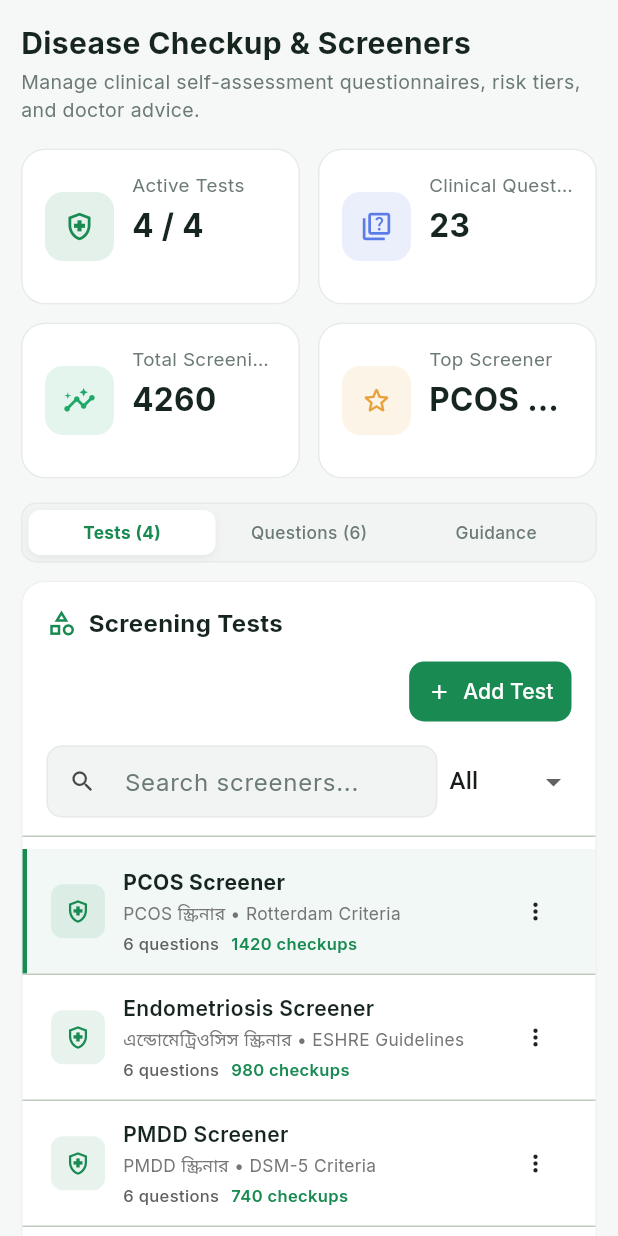
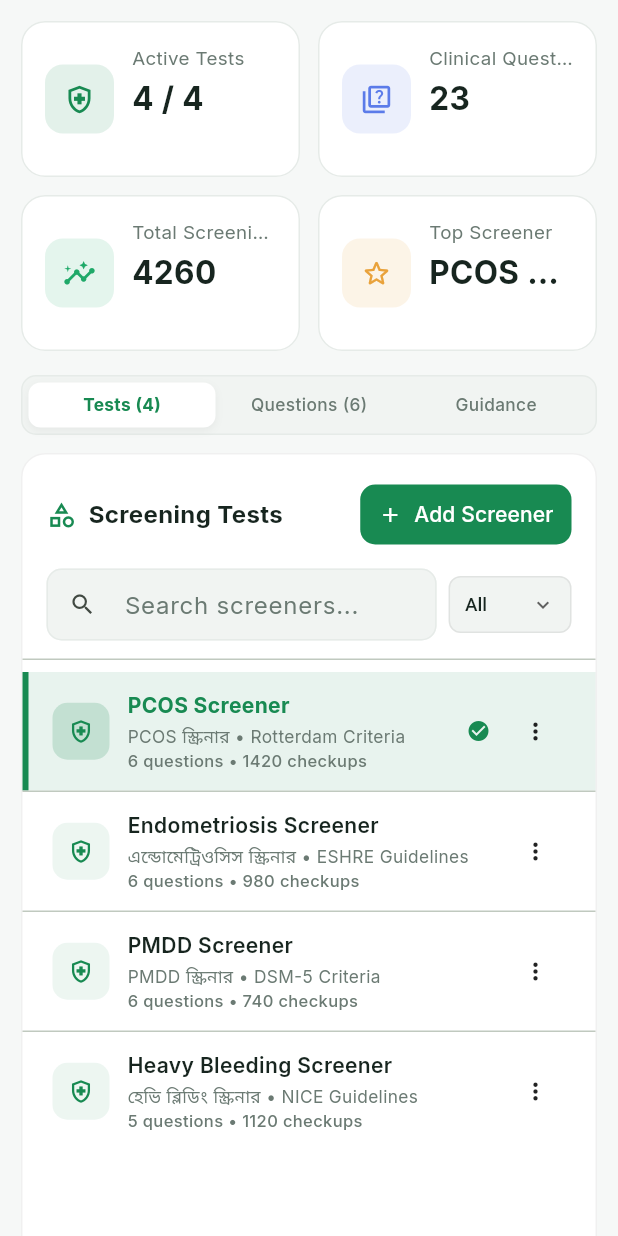
Before and after one commit to the-razib/joba_admin, a Flutter app: the AdminScreenerScreen widget shown alone on an empty page, opened directly, on a phone screen of 412 x 824 dp. Run offline on Flutter 3.47's test engine with Material 3 defaults, Android fonts, the phone set to English and light mode, and no system bars; our stand-ins replace file_picker, fl_chart, get, google_fonts, just_audio; accounts and stored records are empty.

Commit message:
fix(disease-checkup): remove top header, organize search/filter row, and fix reactive selection
- Remove redundant top PageHeader banner
- Organize ScreenerListPane with side-by-side search and status filter dropdown
- Rename add button to '+ Add Screener'
- Implement reactive selectedScreenerId with highlighted active list state and checkmark
- Fix FutureOr callback types in editor dialogs and overflow on narrow viewports

```diff
--- a/lib/features/disease_checkup/views/admin_screener_screen.dart
+++ b/lib/features/disease_checkup/views/admin_screener_screen.dart
@@ -3,12 +3,10 @@ import 'package:get/get.dart';
 import 'package:joba_admin/core/theme/app_colors.dart';
 import 'package:joba_admin/core/theme/app_theme.dart';
 import 'package:joba_admin/core/theme/responsive.dart';
-import 'package:joba_admin/core/widgets/page_header.dart';
 import 'package:joba_admin/core/widgets/stat_card.dart';
 import 'package:joba_admin/features/disease_checkup/controllers/admin_screener_controller.dart';
 import 'package:joba_admin/features/disease_checkup/views/widgets/questions_pane.dart';
 import 'package:joba_admin/features/disease_checkup/views/widgets/risk_tiers_pane.dart';
-import 'package:joba_admin/features/disease_checkup/views/widgets/screener_editor_dialog.dart';
 import 'package:joba_admin/features/disease_checkup/views/widgets/screener_list_pane.dart';
 
 class AdminScreenerScreen extends GetView<AdminScreenerController> {
@@ -31,33 +29,7 @@ class AdminScreenerScreen extends GetView<AdminScreenerController> {
             child: Column(
               crossAxisAlignment: CrossAxisAlignment.start,
               children: [
-                PageHeader(
-                  title: 'Disease Checkup & Screeners',
-                  subtitle:
-                      'Manage clinical self-assessment questionnaires, risk tiers, and doctor advice.',
-                  actions: isMobile
-                      ? const []
-                      : [
-                          ElevatedButton.icon(
-                            onPressed: () {
-                              ScreenerEditorDialog.show(
-                                context,
-                                onSave: (screener, isNew) => controller
-                                    .saveScreener(screener, isNew: isNew),
-                              );
-                            },
-                            icon: const Icon(Icons.add, size: 16),
-                            label: const Text('Add Screener'),
-                            style: ElevatedButton.styleFrom(
-                              backgroundColor: AppColors.primary,
-                              foregroundColor: Colors.white,
-                            ),
-                          ),
-                        ],
-                ),
-                const SizedBox(height: 16),
-
-                // Standard Responsive KPI Stats Grid
+                // KPI Metric Cards at the very top (PageHeader removed per request)
                 _buildStatsGrid(context),
                 const SizedBox(height: 16),
 
@@ -146,7 +118,7 @@ class AdminScreenerScreen extends GetView<AdminScreenerController> {
         children: [
           // Left Pane: Screener List
           SizedBox(
-            width: isTablet ? 300 : 360,
+            width: isTablet ? 320 : 380,
             child: const ScreenerListPane(),
           ),
           SizedBox(width: isTablet ? 12 : 16),
@@ -198,7 +170,7 @@ class AdminScreenerScreen extends GetView<AdminScreenerController> {
   Widget _buildMobileWorkspace(BuildContext context) {
     return Obx(() {
       final tab = controller.mobileTab.value;
-      final selected = controller.selectedScreener.value;
+      final selected = controller.selectedScreener;
 
       return Column(
         crossAxisAlignment: CrossAxisAlignment.start,
@@ -223,7 +195,11 @@ class AdminScreenerScreen extends GetView<AdminScreenerController> {
                   'Questions (${selected?.questions.length ?? 0})',
                   1,
                 ),
-                _buildMobileTabButton(context, 'Guidance', 2),
+                _buildMobileTabButton(
+                  context,
+                  'Guidance',
+                  2,
+                ),
               ],
             ),
           ),
@@ -283,10 +259,7 @@ class AdminScreenerScreen extends GetView<AdminScreenerController> {
 
           // Active Mobile View Container
           SizedBox(
-            height: (MediaQuery.sizeOf(context).height * 0.68).clamp(
-              520.0,
-              760.0,
-            ),
+            height: 600,
             child: _buildMobileTabContent(tab),
           ),
         ],
--- a/lib/features/disease_checkup/views/widgets/question_editor_dialog.dart
+++ b/lib/features/disease_checkup/views/widgets/question_editor_dialog.dart
@@ -1,3 +1,4 @@
+import 'dart:async';
 import 'package:flutter/material.dart';
 import 'package:get/get.dart';
 import 'package:joba_admin/core/models/screener_admin_model.dart';
@@ -7,7 +8,7 @@ import 'package:joba_admin/core/widgets/bilingual_text_field.dart';
 
 class QuestionEditorDialog extends StatefulWidget {
   final ScreenerQuestionAdmin? initialQuestion;
-  final Future<void> Function(ScreenerQuestionAdmin question, bool isNew)
+  final FutureOr<void> Function(ScreenerQuestionAdmin question, bool isNew)
   onSave;
 
   const QuestionEditorDialog({
@@ -19,7 +20,7 @@ class QuestionEditorDialog extends StatefulWidget {
   static Future<void> show(
     BuildContext context, {
     ScreenerQuestionAdmin? question,
-    required Future<void> Function(ScreenerQuestionAdmin question, bool isNew)
+    required FutureOr<void> Function(ScreenerQuestionAdmin question, bool isNew)
     onSave,
   }) {
     return showDialog(
--- a/lib/features/disease_checkup/views/widgets/questions_pane.dart
+++ b/lib/features/disease_checkup/views/widgets/questions_pane.dart
@@ -12,7 +12,7 @@ class QuestionsPane extends GetView<AdminScreenerController> {
   @override
   Widget build(BuildContext context) {
     return Obx(() {
-      final s = controller.selectedScreener.value;
+      final s = controller.selectedScreener;
       if (s == null) {
         return const Center(
           child: Text('Select a screener to manage questions'),
--- a/lib/features/disease_checkup/views/widgets/risk_tier_editor_dialog.dart
+++ b/lib/features/disease_checkup/views/widgets/risk_tier_editor_dialog.dart
@@ -1,3 +1,4 @@
+import 'dart:async';
 import 'package:flutter/material.dart';
 import 'package:get/get.dart';
 import 'package:joba_admin/core/models/screener_admin_model.dart';
@@ -7,7 +8,7 @@ import 'package:joba_admin/core/widgets/bilingual_text_field.dart';
 
 class RiskTierEditorDialog extends StatefulWidget {
   final RiskTierAdminConfig tier;
-  final Future<void> Function(RiskTierAdminConfig updatedTier) onSave;
+  final FutureOr<void> Function(RiskTierAdminConfig updatedTier) onSave;
 
   const RiskTierEditorDialog({
     super.key,
@@ -18,7 +19,7 @@ class RiskTierEditorDialog extends StatefulWidget {
   static Future<void> show(
     BuildContext context, {
     required RiskTierAdminConfig tier,
-    required Future<void> Function(RiskTierAdminConfig updatedTier) onSave,
+    required FutureOr<void> Function(RiskTierAdminConfig updatedTier) onSave,
   }) {
     return showDialog(
       context: context,
--- a/lib/features/disease_checkup/views/widgets/risk_tiers_pane.dart
+++ b/lib/features/disease_checkup/views/widgets/risk_tiers_pane.dart
@@ -11,7 +11,7 @@ class RiskTiersPane extends GetView<AdminScreenerController> {
   @override
   Widget build(BuildContext context) {
     return Obx(() {
-      final s = controller.selectedScreener.value;
+      final s = controller.selectedScreener;
       if (s == null) {
         return const Center(
           child: Text('Select a screener to configure risk tiers'),
--- a/lib/features/disease_checkup/views/widgets/screener_editor_dialog.dart
+++ b/lib/features/disease_checkup/views/widgets/screener_editor_dialog.dart
@@ -1,3 +1,4 @@
+import 'dart:async';
 import 'package:flutter/material.dart';
 import 'package:get/get.dart';
 import 'package:joba_admin/core/models/screener_admin_model.dart';
@@ -8,7 +9,7 @@ import 'package:joba_admin/core/widgets/image_upload_field.dart';
 
 class ScreenerEditorDialog extends StatefulWidget {
   final ScreenerAdminModel? initialScreener;
-  final Future<void> Function(ScreenerAdminModel screener, bool isNew) onSave;
+  final FutureOr<void> Function(ScreenerAdminModel screener, bool isNew) onSave;
 
   const ScreenerEditorDialog({
     super.key,
@@ -19,7 +20,7 @@ class ScreenerEditorDialog extends StatefulWidget {
   static Future<void> show(
     BuildContext context, {
     ScreenerAdminModel? screener,
-    required Future<void> Function(ScreenerAdminModel screener, bool isNew)
+    required FutureOr<void> Function(ScreenerAdminModel screener, bool isNew)
     onSave,
   }) {
     return showDialog(
--- a/lib/features/disease_checkup/views/widgets/screener_list_pane.dart
+++ b/lib/features/disease_checkup/views/widgets/screener_list_pane.dart
@@ -1,6 +1,7 @@
 import 'package:flutter/material.dart';
 import 'package:get/get.dart';
 import 'package:joba_admin/core/theme/app_colors.dart';
+import 'package:joba_admin/core/theme/app_theme.dart';
 import 'package:joba_admin/core/widgets/badges.dart';
 import 'package:joba_admin/core/widgets/confirm_dialog.dart';
 import 'package:joba_admin/features/disease_checkup/controllers/admin_screener_controller.dart';
@@ -13,6 +14,8 @@ class ScreenerListPane extends GetView<AdminScreenerController> {
 
   @override
   Widget build(BuildContext context) {
+    final palette = context.palette;
+
     return Container(
       decoration: BoxDecoration(
         color: Theme.of(context).cardColor,
@@ -22,14 +25,13 @@ class ScreenerListPane extends GetView<AdminScreenerController> {
       child: Column(
         crossAxisAlignment: CrossAxisAlignment.start,
         children: [
-          // Header & Add Button
+          // Header & Add Screener Button
           Padding(
             padding: const EdgeInsets.fromLTRB(16, 16, 16, 12),
-            child: LayoutBuilder(
-              builder: (context, constraints) {
-                final compact = constraints.maxWidth < 360;
-                const title = Row(
-                  mainAxisSize: MainAxisSize.min,
+            child: Row(
+              children: [
+                const Expanded(
+                  child: Row(
                     children: [
                       Icon(
                         Icons.category_outlined,
@@ -37,16 +39,22 @@ class ScreenerListPane extends GetView<AdminScreenerController> {
                         color: AppColors.primary,
                       ),
                       SizedBox(width: 8),
-                    Text(
+                      Expanded(
+                        child: Text(
                           'Screening Tests',
                           style: TextStyle(
                             fontSize: 16,
                             fontWeight: FontWeight.w700,
                           ),
+                          maxLines: 1,
+                          overflow: TextOverflow.ellipsis,
+                        ),
                       ),
                     ],
-                );
-                final addButton = ElevatedButton.icon(
+                  ),
+                ),
+                const SizedBox(width: 8),
+                ElevatedButton.icon(
                   onPressed: () {
                     ScreenerEditorDialog.show(
                       context,
@@ -55,7 +63,7 @@ class ScreenerListPane extends GetView<AdminScreenerController> {
                     );
                   },
                   icon: const Icon(Icons.add, size: 16),
-                  label: const Text('Add Test'),
+                  label: const Text('Add Screener'),
                   style: ElevatedButton.styleFrom(
                     backgroundColor: AppColors.primary,
                     foregroundColor: Colors.white,
@@ -64,37 +72,18 @@ class ScreenerListPane extends GetView<AdminScreenerController> {
                       vertical: 8,
                     ),
                   ),
-                );
-                if (compact) {
-                  return Column(
-                    crossAxisAlignment: CrossAxisAlignment.stretch,
-                    children: [
-                      const Align(
-                        alignment: Alignment.centerLeft,
-                        child: title,
                 ),
-                      const SizedBox(height: 10),
-                      Align(alignment: Alignment.centerRight, child: addButton),
               ],
-                  );
-                }
-                return Row(
-                  children: [
-                    const Expanded(child: title),
-                    const SizedBox(width: 8),
-                    addButton,
-                  ],
-                );
-              },
             ),
           ),
 
-          // Search & Filter Box
+          // Search and Status Filter on the SAME ROW
           Padding(
             padding: const EdgeInsets.symmetric(horizontal: 16),
-            child: LayoutBuilder(
-              builder: (context, constraints) {
-                final search = TextField(
+            child: Row(
+              children: [
+                Expanded(
+                  child: TextField(
                     onChanged: (val) => controller.searchQuery.value = val,
                     decoration: InputDecoration(
                       hintText: 'Search screeners...',
@@ -106,16 +95,40 @@ class ScreenerListPane extends GetView<AdminScreenerController> {
                         ),
                       ),
                       isDense: true,
-                    contentPadding: const EdgeInsets.symmetric(vertical: 8),
+                      contentPadding: const EdgeInsets.symmetric(
+                        horizontal: 10,
+                        vertical: 9,
                       ),
-                );
-                final filter = Obx(
-                  () => DropdownButton<String>(
+                    ),
+                  ),
+                ),
+                const SizedBox(width: 8),
+                Obx(
+                  () => Container(
+                    height: 38,
+                    padding: const EdgeInsets.symmetric(horizontal: 10),
+                    decoration: BoxDecoration(
+                      color: palette.inputFill,
+                      borderRadius: BorderRadius.circular(8),
+                      border: Border.all(
+                        color: Colors.grey.withValues(alpha: 0.2),
+                      ),
+                    ),
+                    child: DropdownButtonHideUnderline(
+                      child: DropdownButton<String>(
                         value: controller.statusFilter.value,
-                    underline: const SizedBox(),
+                        icon: const Icon(Icons.keyboard_arrow_down, size: 16),
+                        style: TextStyle(
+                          fontSize: 12.5,
+                          fontWeight: FontWeight.w500,
+                          color: palette.textPrimary,
+                        ),
                         items: const [
                           DropdownMenuItem(value: 'all', child: Text('All')),
-                      DropdownMenuItem(value: 'active', child: Text('Active')),
+                          DropdownMenuItem(
+                            value: 'active',
+                            child: Text('Active'),
+                          ),
                           DropdownMenuItem(
                             value: 'inactive',
                             child: Text('Inactive'),
@@ -124,34 +137,21 @@ class ScreenerListPane extends GetView<AdminScreenerController> {
                         onChanged: (v) =>
                             controller.statusFilter.value = v ?? 'all',
                       ),
-                );
-                if (constraints.maxWidth < 330) {
-                  return Column(
-                    crossAxisAlignment: CrossAxisAlignment.stretch,
-                    children: [
-                      search,
-                      const SizedBox(height: 8),
-                      Align(alignment: Alignment.centerRight, child: filter),
+                    ),
+                  ),
+                ),
               ],
-                  );
-                }
-                return Row(
-                  children: [
-                    Expanded(child: search),
-                    const SizedBox(width: 8),
-                    filter,
-                  ],
-                );
-              },
             ),
           ),
           const SizedBox(height: 12),
           const Divider(height: 1),
 
-          // List of Screeners
+          // List of Screeners with instant reactive selection
           Expanded(
             child: Obx(() {
               final list = controller.filteredScreeners;
+              final selectedId = controller.selectedScreenerId.value;
+
               if (list.isEmpty) {
                 return const Center(child: Text('No screeners found.'));
               }
@@ -162,8 +162,7 @@ class ScreenerListPane extends GetView<AdminScreenerController> {
                 separatorBuilder: (ctx, idx) => const Divider(height: 1),
                 itemBuilder: (ctx, index) {
                   final s = list[index];
-                  final isSelected =
-                      controller.selectedScreener.value?.id == s.id;
+                  final isSelected = selectedId == s.id;
 
                   return InkWell(
                     onTap: () {
@@ -179,26 +178,28 @@ class ScreenerListPane extends GetView<AdminScreenerController> {
                       ),
                       decoration: BoxDecoration(
                         color: isSelected
-                            ? AppColors.primary.withValues(alpha: 0.06)
+                            ? AppColors.primary.withValues(alpha: 0.10)
                             : Colors.transparent,
                         border: Border(
                           left: BorderSide(
                             color: isSelected
                                 ? AppColors.primary
                                 : Colors.transparent,
-                            width: 3,
+                            width: 4,
                           ),
                         ),
                       ),
                       child: Row(
                         children: [
-                          // Icon / Image
+                          // Screener Image / Icon
                           Container(
-                            width: 36,
-                            height: 36,
+                            width: 38,
+                            height: 38,
                             decoration: BoxDecoration(
-                              color: AppColors.primary.withValues(alpha: 0.1),
-                              borderRadius: BorderRadius.circular(8),
+                              color: isSelected
+                                  ? AppColors.primary.withValues(alpha: 0.18)
+                                  : AppColors.primary.withValues(alpha: 0.08),
+                              borderRadius: BorderRadius.circular(10),
                             ),
                             child: Center(
                               child: _buildScreenerImage(s.imagePath),
@@ -221,6 +222,9 @@ class ScreenerListPane extends GetView<AdminScreenerController> {
                                               ? FontWeight.w700
                                               : FontWeight.w600,
                                           fontSize: 14,
+                                          color: isSelected
+                                              ? AppColors.primary
+                                              : palette.textPrimary,
                                         ),
                                         maxLines: 1,
                                         overflow: TextOverflow.ellipsis,
@@ -238,35 +242,33 @@ class ScreenerListPane extends GetView<AdminScreenerController> {
                                   '${s.nameBn} • ${s.source}',
                                   style: TextStyle(
                                     fontSize: 11.5,
-                                    color: Colors.grey.shade600,
+                                    color: palette.textSecondary,
                                   ),
                                   maxLines: 1,
                                   overflow: TextOverflow.ellipsis,
                                 ),
-                                const SizedBox(height: 4),
-                                Wrap(
-                                  spacing: 8,
-                                  runSpacing: 2,
-                                  children: [
                                 Text(
-                                      '${s.activeQuestionsCount} questions',
+                                  '${s.activeQuestionsCount} questions • ${s.totalCompletions} checkups',
                                   style: TextStyle(
                                     fontSize: 11,
                                     fontWeight: FontWeight.w500,
-                                        color: Colors.grey.shade700,
+                                    color: palette.textSecondary,
                                   ),
-                                    ),
-                                    Text(
-                                      '${s.totalCompletions} checkups',
-                                      style: const TextStyle(
-                                        fontSize: 11,
-                                        color: AppColors.primary,
-                                        fontWeight: FontWeight.w600,
-                                      ),
+                                  maxLines: 1,
+                                  overflow: TextOverflow.ellipsis,
                                 ),
                               ],
                             ),
-                              ],
+                          ),
+
+                          // Selected Indicator Icon
+                          if (isSelected)
+                            const Padding(
+                              padding: EdgeInsets.only(right: 6),
+                              child: Icon(
+                                Icons.check_circle,
+                                size: 16,
+                                color: AppColors.primary,
                               ),
                             ),
 
@@ -279,8 +281,12 @@ class ScreenerListPane extends GetView<AdminScreenerController> {
                                 ScreenerEditorDialog.show(
                                   context,
                                   screener: s,
-                                  onSave: (updated, isNew) => controller
-                                      .saveScreener(updated, isNew: isNew),
+                                  onSave: (updated, isNew) {
+                                    controller.saveScreener(
+                                      updated,
+                                      isNew: isNew,
+                                    );
+                                  },
                                 );
                               } else if (val == 'toggle') {
                                 controller.toggleScreenerActive(
@@ -308,7 +314,7 @@ class ScreenerListPane extends GetView<AdminScreenerController> {
                                   children: [
                                     Icon(Icons.edit_outlined, size: 16),
                                     SizedBox(width: 8),
-                                    Text('Edit Metadata'),
+                                    Text('Edit Screener'),
                                   ],
                                 ),
                               ),
@@ -323,7 +329,9 @@ class ScreenerListPane extends GetView<AdminScreenerController> {
                                       size: 16,
                                     ),
                                     SizedBox(width: 8),
-                                    Text(s.enabled ? 'Disable' : 'Enable'),
+                                    Text(
+                                      s.enabled ? 'Deactivate' : 'Activate',
+                                    ),
                                   ],
                                 ),
                               ),
```
Also changed, not shown: lib/features/disease_checkup/controllers/admin_screener_controller.dart (+92 -91 lines), 1 other file. Lines whose indentation alone changed are shown as unchanged.
